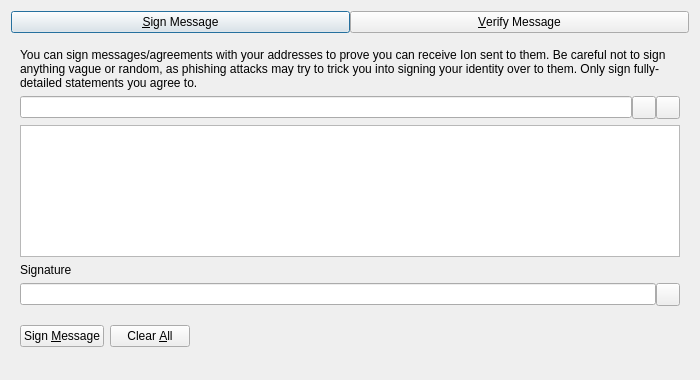
First picture: the form in src/qt/forms/signverifymessagedialog.ui, repository cryptolinux/ion, before the edit.
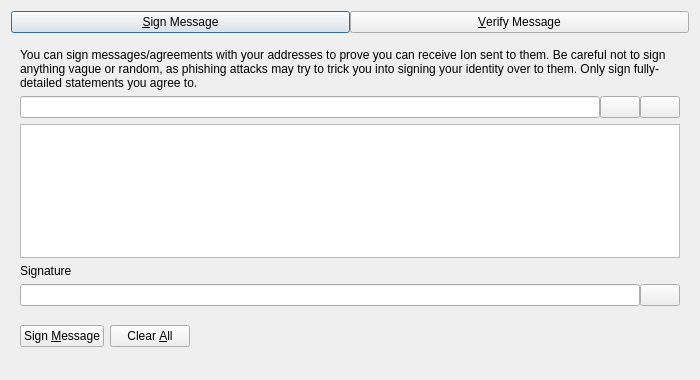
Second picture: the form after the edit. Custom widgets are drawn as their Qt base class.

```diff
--- a/src/qt/forms/signverifymessagedialog.ui
+++ b/src/qt/forms/signverifymessagedialog.ui
@@ -86,7 +86,7 @@
           </widget>
          </item>
          <item>
-          <widget class="QToolButton" name="addressBookButton_SM">
+          <widget class="QPushButton" name="addressBookButton_SM">
            <property name="toolTip">
             <string>Choose previously used address</string>
            </property>
@@ -96,10 +96,13 @@
            <property name="shortcut">
             <string>Alt+A</string>
            </property>
+           <property name="autoDefault">
+            <bool>false</bool>
+           </property>
           </widget>
          </item>
          <item>
-          <widget class="QToolButton" name="pasteButton_SM">
+          <widget class="QPushButton" name="pasteButton_SM">
            <property name="toolTip">
             <string>Paste address from clipboard</string>
            </property>
@@ -109,6 +112,9 @@
            <property name="shortcut">
             <string>Alt+P</string>
            </property>
+           <property name="autoDefault">
+            <bool>false</bool>
+           </property>
           </widget>
          </item>
         </layout>
@@ -143,13 +149,16 @@
           </widget>
          </item>
          <item>
-          <widget class="QToolButton" name="copySignatureButton_SM">
+          <widget class="QPushButton" name="copySignatureButton_SM">
            <property name="toolTip">
             <string>Copy the current signature to the system clipboard</string>
            </property>
            <property name="text">
             <string/>
            </property>
+           <property name="autoDefault">
+            <bool>false</bool>
+           </property>
           </widget>
          </item>
         </layout>
```
Left out of the diff: 13 changed lines with no effect on the pictures.
